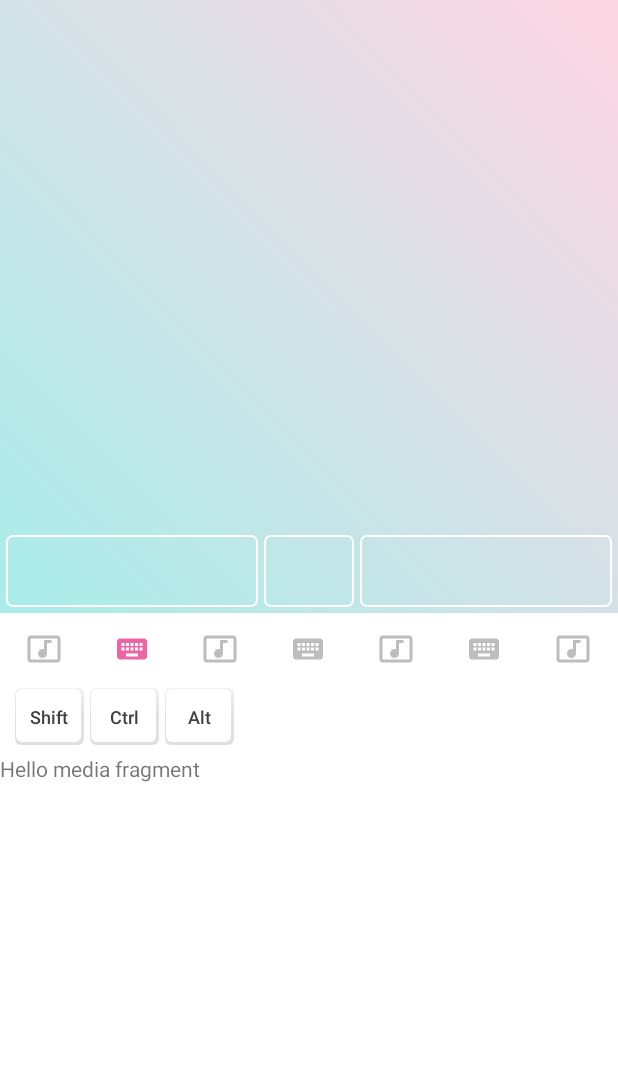
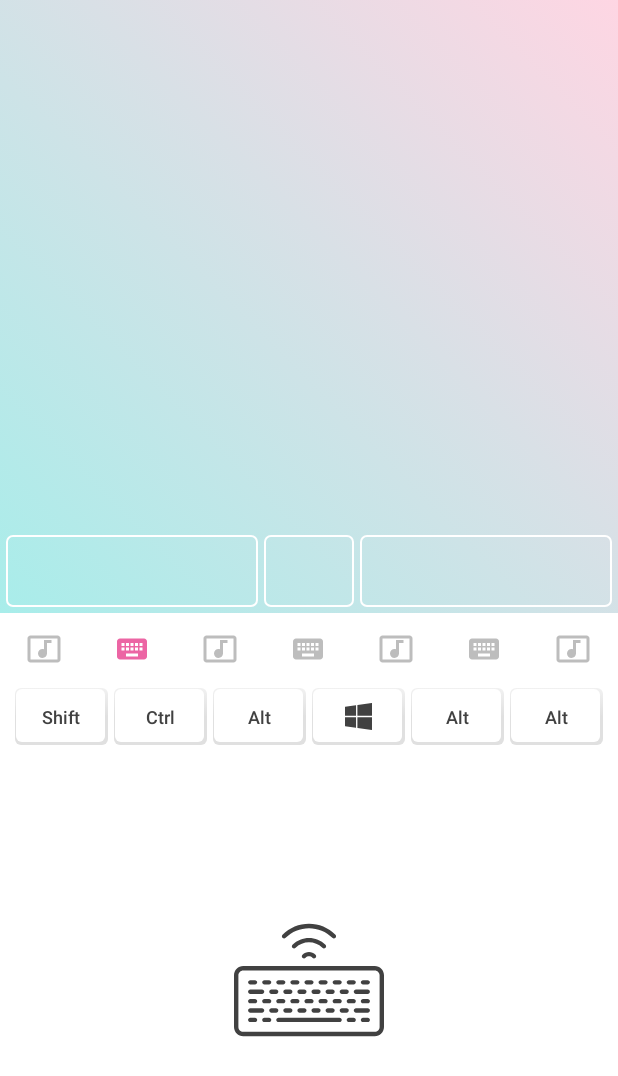
Before and after one commit to VladaMamutova/RemoteStick, an Android app: the ControlActivity screen opened directly, with no data from a screen before it, tab 2 chosen, on a phone screen of 412 x 824 dp. Shown: the top 1076 px of the screen. Run offline under Robolectric (Android 15) with nearby library versions, the phone set to English and light mode, and no system bars.

Commit message:
feat(client): add special keyboard fragment and some special key buttons

```diff
--- /dev/null
+++ b/RemoteStick/app/src/main/java/ru/vladamamutova/remotestick/SpecialKeyboardFragment.kt
@@ -0,0 +1,58 @@
+package ru.vladamamutova.remotestick
+
+import android.os.Bundle
+import androidx.fragment.app.Fragment
+import android.view.LayoutInflater
+import android.view.View
+import android.view.ViewGroup
+
+// TODO: Rename parameter arguments, choose names that match
+// the fragment initialization parameters, e.g. ARG_ITEM_NUMBER
+private const val ARG_PARAM1 = "param1"
+private const val ARG_PARAM2 = "param2"
+
+/**
+ * A simple [Fragment] subclass.
+ * Use the [SpecialKeyboardFragment.newInstance] factory method to
+ * create an instance of this fragment.
+ */
+class SpecialKeyboardFragment : Fragment() {
+    // TODO: Rename and change types of parameters
+    private var param1: String? = null
+    private var param2: String? = null
+
+    override fun onCreate(savedInstanceState: Bundle?) {
+        super.onCreate(savedInstanceState)
+        arguments?.let {
+            param1 = it.getString(ARG_PARAM1)
+            param2 = it.getString(ARG_PARAM2)
+        }
+    }
+
+    override fun onCreateView(
+        inflater: LayoutInflater, container: ViewGroup?,
+        savedInstanceState: Bundle?
+    ): View? {
+        // Inflate the layout for this fragment
+        return inflater.inflate(R.layout.fragment_special_keyboard, container, false)
+    }
+
+    companion object {
+        /**
+         * Use this factory method to create a new instance of
+         * this fragment using the provided parameters.
+         *
+         * @param param1 Parameter 1.
+         * @param param2 Parameter 2.
+         * @return A new instance of fragment SpecialKeyboardFragment.
+         */
+        @JvmStatic
+        fun newInstance(param1: String, param2: String) =
+            SpecialKeyboardFragment().apply {
+                arguments = Bundle().apply {
+                    putString(ARG_PARAM1, param1)
+                    putString(ARG_PARAM2, param2)
+                }
+            }
+    }
+}
--- a/RemoteStick/app/src/main/kotlin/ru/vladamamutova/remotestick/ui/activities/ControlActivity.kt
+++ b/RemoteStick/app/src/main/kotlin/ru/vladamamutova/remotestick/ui/activities/ControlActivity.kt
@@ -18,6 +18,7 @@ import com.google.android.material.tabs.TabLayout
 import com.google.android.material.tabs.TabLayout.OnTabSelectedListener
 import kotlinx.android.synthetic.main.activity_control.*
 import ru.vladamamutova.remotestick.R
+import ru.vladamamutova.remotestick.SpecialKeyboardFragment
 import ru.vladamamutova.remotestick.service.RemoteStickClient
 import ru.vladamamutova.remotestick.ui.adapters.ViewPagerAdapter
 import ru.vladamamutova.remotestick.ui.fragments.KeyboardFragment
@@ -45,7 +46,7 @@ class ControlActivity : AppCompatActivity(), OnBackPressedListener {
                 if (viewPager.visibility == View.GONE) {
                     viewPager.visibility = View.VISIBLE
                 }
-                if (tab.position == 2) {
+                if (tab.position == 1) {
                     toggleKeyboard()
                     isKeyboardVisible = true
                 }
@@ -53,14 +54,14 @@ class ControlActivity : AppCompatActivity(), OnBackPressedListener {
             }
 
             override fun onTabUnselected(tab: TabLayout.Tab?) {
-                if (tab?.position == 2) {
+                if (tab?.position == 1 && isKeyboardVisible) {
                     toggleKeyboard()
                     isKeyboardVisible = false
                 }
             }
 
             override fun onTabReselected(tab: TabLayout.Tab) {
-                if (tab.position == 2) {
+                if (tab.position == 1) {
                     toggleKeyboard()
                     isKeyboardVisible = false
                 }
@@ -112,13 +113,13 @@ class ControlActivity : AppCompatActivity(), OnBackPressedListener {
 
         // Добавляем вкладки.
         val adapter = ViewPagerAdapter(supportFragmentManager).apply {
-            addFragment(KeyboardFragment())
             addFragment(MediaFragment())
             addFragment(KeyboardFragment())
-            addFragment(KeyboardFragment())
-            addFragment(KeyboardFragment())
-            addFragment(KeyboardFragment())
-            addFragment(KeyboardFragment())
+            addFragment(SpecialKeyboardFragment())
+            addFragment(MediaFragment())
+            addFragment(MediaFragment())
+            addFragment(MediaFragment())
+            addFragment(MediaFragment())
         }
         this.adapter = adapter
     }
--- a/RemoteStick/app/src/main/kotlin/ru/vladamamutova/remotestick/ui/fragments/KeyboardFragment.kt
+++ b/RemoteStick/app/src/main/kotlin/ru/vladamamutova/remotestick/ui/fragments/KeyboardFragment.kt
@@ -8,32 +8,7 @@ import android.view.ViewGroup
 
 import ru.vladamamutova.remotestick.R
 
-// TODO: Rename parameter arguments, choose names that match
-// the fragment initialization parameters, e.g. ARG_ITEM_NUMBER
-private const val ARG_PARAM1 = "param1"
-private const val ARG_PARAM2 = "param2"
-
-/**
- * A simple [Fragment] subclass.
- * Activities that contain this fragment must implement the
- * [KeyboardFragment.OnFragmentInteractionListener] interface
- * to handle interaction events.
- * Use the [KeyboardFragment.newInstance] factory method to
- * create an instance of this fragment.
- */
 class KeyboardFragment : Fragment() {
-/*    // TODO: Rename and change types of parameters
-    private var param1: String? = null
-    private var param2: String? = null
-    private var listener: OnFragmentInteractionListener? = null
-
-    override fun onCreate(savedInstanceState: Bundle?) {
-        super.onCreate(savedInstanceState)
-        arguments?.let {
-            param1 = it.getString(ARG_PARAM1)
-            param2 = it.getString(ARG_PARAM2)
-        }
-    }*/
 
     override fun onCreateView(
         inflater: LayoutInflater, container: ViewGroup?,
@@ -43,60 +18,8 @@ class KeyboardFragment : Fragment() {
         return inflater.inflate(R.layout.fragment_keyboard, container, false)
     }
 
-
-   /* // TODO: Rename method, update argument and hook method into UI event
-    fun onButtonPressed(uri: Uri) {
-        listener?.onFragmentInteraction(uri)
-    }
-
-    override fun onAttach(context: Context) {
-        super.onAttach(context)
-        if (context is OnFragmentInteractionListener) {
-            listener = context
-        } else {
-            throw RuntimeException(context.toString() + " must implement OnFragmentInteractionListener")
-        }
-    }
-
-    override fun onDetach() {
-        super.onDetach()
-        listener = null
-    }
-*/
-    /**
-     * This interface must be implemented by activities that contain this
-     * fragment to allow an interaction in this fragment to be communicated
-     * to the activity and potentially other fragments contained in that
-     * activity.
-     *
-     *
-     * See the Android Training lesson [Communicating with Other Fragments]
-     * (http://developer.android.com/training/basics/fragments/communicating.html)
-     * for more information.
-     */
-   /* interface OnFragmentInteractionListener {
-        // TODO: Update argument type and name
-        fun onFragmentInteraction(uri: Uri)
-    }*/
-
     companion object {
-      /**
-         * Use this factory method to create a new instance of
-         * this fragment using the provided parameters.
-         *
-         * @param param1 Parameter 1.
-         * @param param2 Parameter 2.
-         * @return A new instance of fragment KeyboardFragment.
-         */
-        // TODO: Rename and change types and number of parameters
         @JvmStatic
         fun newInstance() = KeyboardFragment()
-        /*fun newInstance(param1: String, param2: String) =
-            KeyboardFragment().apply {
-                arguments = Bundle().apply {
-                    putString(ARG_PARAM1, param1)
-                    putString(ARG_PARAM2, param2)
-                }
-            }*/
     }
 }
--- /dev/null
+++ b/RemoteStick/app/src/main/res/drawable/ic_windows.xml
@@ -0,0 +1,18 @@
+<vector xmlns:android="http://schemas.android.com/apk/res/android"
+    android:width="18dp"
+    android:height="18dp"
+    android:viewportWidth="305"
+    android:viewportHeight="305">
+  <path
+      android:fillColor="#FF000000"
+      android:pathData="M139.999,25.775v116.724c0,1.381 1.119,2.5 2.5,2.5H302.46c1.381,0 2.5,-1.119 2.5,-2.5V2.5c0,-0.726 -0.315,-1.416 -0.864,-1.891c-0.548,-0.475 -1.275,-0.687 -1.996,-0.583L142.139,23.301C140.91,23.48 139.999,24.534 139.999,25.775z"/>
+  <path
+      android:fillColor="#FF000000"
+      android:pathData="M122.501,279.948c0.601,0 1.186,-0.216 1.644,-0.616c0.544,-0.475 0.856,-1.162 0.856,-1.884V162.5c0,-1.381 -1.119,-2.5 -2.5,-2.5H2.592c-0.663,0 -1.299,0.263 -1.768,0.732c-0.469,0.469 -0.732,1.105 -0.732,1.768l0.006,98.515c0,1.25 0.923,2.307 2.16,2.477l119.903,16.434C122.274,279.94 122.388,279.948 122.501,279.948z"/>
+  <path
+      android:fillColor="#FF000000"
+      android:pathData="M2.609,144.999h119.892c1.381,0 2.5,-1.119 2.5,-2.5V28.681c0,-0.722 -0.312,-1.408 -0.855,-1.883c-0.543,-0.475 -1.261,-0.693 -1.981,-0.594L2.164,42.5C0.923,42.669 -0.001,43.728 0,44.98l0.109,97.521C0.111,143.881 1.23,144.999 2.609,144.999z"/>
+  <path
+      android:fillColor="#FF000000"
+      android:pathData="M302.46,305c0.599,0 1.182,-0.215 1.64,-0.613c0.546,-0.475 0.86,-1.163 0.86,-1.887l0.04,-140c0,-0.663 -0.263,-1.299 -0.732,-1.768c-0.469,-0.469 -1.105,-0.732 -1.768,-0.732H142.499c-1.381,0 -2.5,1.119 -2.5,2.5v117.496c0,1.246 0.918,2.302 2.151,2.476l159.961,22.504C302.228,304.992 302.344,305 302.46,305z"/>
+</vector>
--- /dev/null
+++ b/RemoteStick/app/src/main/res/drawable/ic_wireless_keyboard.xml
@@ -0,0 +1,46 @@
+<vector android:height="100dp" android:viewportHeight="511.999"
+    android:viewportWidth="511.999" android:width="100dp" xmlns:android="http://schemas.android.com/apk/res/android">
+    <path android:fillColor="#FF000000" android:pathData="M278.308,169.563c-12.301,-12.301 -32.315,-12.301 -44.616,0c-2.929,2.929 -2.929,7.678 0,10.606c2.929,2.929 7.678,2.929 10.606,0c3.125,-3.125 7.281,-4.847 11.702,-4.847c4.421,0 8.576,1.722 11.702,4.847c1.464,1.464 3.384,2.197 5.303,2.197s3.839,-0.732 5.303,-2.197C281.237,177.24 281.237,172.491 278.308,169.563z"/>
+    <path android:fillColor="#FF000000" android:pathData="M312.317,135.553c-31.054,-31.054 -81.581,-31.054 -112.635,0c-2.929,2.929 -2.929,7.678 0,10.606c2.929,2.929 7.678,2.929 10.606,0c25.205,-25.205 66.217,-25.205 91.422,0c1.465,1.465 3.385,2.197 5.304,2.197s3.839,-0.732 5.303,-2.197C315.246,143.23 315.246,138.481 312.317,135.553z"/>
+    <path android:fillColor="#FF000000" android:pathData="M346.327,101.544C322.2,77.417 290.121,64.129 256,64.129c-34.121,0 -66.2,13.288 -90.327,37.415c-2.929,2.929 -2.929,7.678 0,10.606c2.929,2.929 7.678,2.929 10.606,0C197.574,90.856 225.886,79.129 256,79.129s58.426,11.728 79.721,33.021c1.464,1.464 3.384,2.197 5.303,2.197s3.839,-0.732 5.303,-2.197C349.256,109.221 349.256,104.472 346.327,101.544z"/>
+    <path android:fillColor="#FF000000" android:pathData="M480.452,208.419H31.548C14.152,208.419 0,222.572 0,239.968v176.355c0,17.396 14.152,31.548 31.548,31.548h448.903c17.396,0 31.548,-14.152 31.548,-31.548V239.968C512,222.572 497.848,208.419 480.452,208.419zM480.452,432.871H31.548c-9.125,0 -16.548,-7.424 -16.548,-16.548V239.968c0,-9.125 7.423,-16.548 16.548,-16.548h448.903c9.125,0 16.548,7.423 16.548,16.548v176.355H497C497,425.448 489.577,432.871 480.452,432.871z"/>
+    <path android:fillColor="#FF000000" android:pathData="M360.209,384.774H151.791c-4.142,0 -7.5,3.358 -7.5,7.5c0,4.142 3.358,7.5 7.5,7.5H360.21c4.142,0 7.5,-3.358 7.5,-7.5C367.71,388.132 364.352,384.774 360.209,384.774z"/>
+    <path android:fillColor="#FF000000" android:pathData="M239.968,352.709h-16.032c-4.142,0 -7.5,3.358 -7.5,7.5c0,4.142 3.357,7.5 7.5,7.5h16.032c4.142,0 7.5,-3.358 7.5,-7.5C247.468,356.067 244.11,352.709 239.968,352.709z"/>
+    <path android:fillColor="#FF000000" android:pathData="M143.774,352.709h-16.033c-4.142,0 -7.5,3.358 -7.5,7.5c0,4.142 3.358,7.5 7.5,7.5h16.033c4.143,0 7.5,-3.357 7.5,-7.5C151.274,356.067 147.916,352.709 143.774,352.709z"/>
+    <path android:fillColor="#FF000000" android:pathData="M191.871,352.709h-16.032c-4.142,0 -7.5,3.358 -7.5,7.5c0,4.142 3.358,7.5 7.5,7.5h16.032c4.142,0 7.5,-3.358 7.5,-7.5C199.371,356.067 196.013,352.709 191.871,352.709z"/>
+    <path android:fillColor="#FF000000" android:pathData="M95.677,352.709h-40.08c-4.142,0 -7.5,3.358 -7.5,7.5c0,4.142 3.358,7.5 7.5,7.5h40.081c4.141,0 7.499,-3.357 7.499,-7.5C103.177,356.067 99.819,352.709 95.677,352.709z"/>
+    <path android:fillColor="#FF000000" android:pathData="M456.403,352.71h-40.081c-4.142,0 -7.5,3.358 -7.5,7.5c0,4.142 3.358,7.5 7.5,7.5h40.081c4.142,0 7.5,-3.358 7.5,-7.5C463.903,356.068 460.545,352.71 456.403,352.71z"/>
+    <path android:fillColor="#FF000000" android:pathData="M456.403,320.645h-16.032c-4.142,0 -7.5,3.358 -7.5,7.5c0,4.142 3.358,7.5 7.5,7.5h16.032c4.142,0 7.5,-3.358 7.5,-7.5C463.903,324.003 460.545,320.645 456.403,320.645z"/>
+    <path android:fillColor="#FF000000" android:pathData="M456.403,384.774h-16.032c-4.142,0 -7.5,3.358 -7.5,7.5c0,4.142 3.358,7.5 7.5,7.5h16.032c4.142,0 7.5,-3.358 7.5,-7.5C463.903,388.132 460.545,384.774 456.403,384.774z"/>
+    <path android:fillColor="#FF000000" android:pathData="M336.161,352.709h-16.032c-4.142,0 -7.5,3.358 -7.5,7.5c0,4.142 3.358,7.5 7.5,7.5h16.032c4.142,0 7.5,-3.358 7.5,-7.5C343.661,356.067 340.303,352.709 336.161,352.709z"/>
+    <path android:fillColor="#FF000000" android:pathData="M384.258,352.709h-16.033c-4.142,0 -7.5,3.358 -7.5,7.5c0,4.142 3.358,7.5 7.5,7.5h16.033c4.142,0 7.5,-3.357 7.5,-7.5C391.758,356.067 388.4,352.709 384.258,352.709z"/>
+    <path android:fillColor="#FF000000" android:pathData="M408.307,384.774h-16.032c-4.142,0 -7.5,3.358 -7.5,7.5c0,4.142 3.358,7.5 7.5,7.5h16.032c4.142,0 7.5,-3.358 7.5,-7.5C415.807,388.132 412.449,384.774 408.307,384.774z"/>
+    <path android:fillColor="#FF000000" android:pathData="M119.726,384.774h-16.032c-4.142,0 -7.5,3.358 -7.5,7.5c0,4.142 3.358,7.5 7.5,7.5h16.032c4.142,0 7.5,-3.358 7.5,-7.5C127.226,388.132 123.868,384.774 119.726,384.774z"/>
+    <path android:fillColor="#FF000000" android:pathData="M71.629,384.774H55.597c-4.142,0 -7.5,3.358 -7.5,7.5c0,4.142 3.358,7.5 7.5,7.5h16.032c4.142,0 7.5,-3.358 7.5,-7.5C79.129,388.132 75.771,384.774 71.629,384.774z"/>
+    <path android:fillColor="#FF000000" android:pathData="M288.064,352.709h-16.032c-4.142,0 -7.5,3.358 -7.5,7.5c0,4.142 3.358,7.5 7.5,7.5h16.032c4.142,0 7.5,-3.358 7.5,-7.5C295.564,356.067 292.206,352.709 288.064,352.709z"/>
+    <path android:fillColor="#FF000000" android:pathData="M239.968,288.581h-16.032c-4.143,0 -7.5,3.357 -7.5,7.5c0,4.142 3.358,7.5 7.5,7.5h16.032c4.142,0 7.5,-3.358 7.5,-7.5C247.468,291.939 244.11,288.581 239.968,288.581z"/>
+    <path android:fillColor="#FF000000" android:pathData="M143.775,288.581h-16.033c-4.142,0 -7.5,3.357 -7.5,7.5c0,4.142 3.358,7.5 7.5,7.5h16.033c4.142,0 7.5,-3.358 7.5,-7.5C151.275,291.939 147.917,288.581 143.775,288.581z"/>
+    <path android:fillColor="#FF000000" android:pathData="M191.871,288.581h-16.032c-4.142,0 -7.5,3.357 -7.5,7.5c0,4.142 3.358,7.5 7.5,7.5h16.032c4.142,0 7.5,-3.358 7.5,-7.5C199.371,291.939 196.013,288.581 191.871,288.581z"/>
+    <path android:fillColor="#FF000000" android:pathData="M95.678,288.581H55.597c-4.142,0 -7.5,3.358 -7.5,7.5c0,4.142 3.358,7.5 7.5,7.5h40.081c4.142,0 7.5,-3.358 7.5,-7.5C103.178,291.939 99.82,288.581 95.678,288.581z"/>
+    <path android:fillColor="#FF000000" android:pathData="M456.403,288.581h-40.081c-4.142,0 -7.5,3.358 -7.5,7.5c0,4.142 3.358,7.5 7.5,7.5h40.081c4.142,0 7.5,-3.358 7.5,-7.5C463.903,291.939 460.545,288.581 456.403,288.581z"/>
+    <path android:fillColor="#FF000000" android:pathData="M336.161,288.581h-16.032c-4.142,0 -7.5,3.357 -7.5,7.5c0,4.142 3.358,7.5 7.5,7.5h16.032c4.142,0 7.5,-3.358 7.5,-7.5C343.661,291.939 340.303,288.581 336.161,288.581z"/>
+    <path android:fillColor="#FF000000" android:pathData="M384.259,288.581h-16.033c-4.143,0 -7.5,3.357 -7.5,7.5c0,4.142 3.358,7.5 7.5,7.5h16.033c4.142,0 7.5,-3.358 7.5,-7.5C391.759,291.939 388.401,288.581 384.259,288.581z"/>
+    <path android:fillColor="#FF000000" android:pathData="M288.064,288.581h-16.032c-4.142,0 -7.5,3.357 -7.5,7.5c0,4.142 3.358,7.5 7.5,7.5h16.032c4.142,0 7.5,-3.358 7.5,-7.5C295.564,291.939 292.206,288.581 288.064,288.581z"/>
+    <path android:fillColor="#FF000000" android:pathData="M264.016,320.645h-16.032c-4.142,0 -7.5,3.358 -7.5,7.5c0,4.142 3.358,7.5 7.5,7.5h16.032c4.142,0 7.5,-3.358 7.5,-7.5C271.516,324.003 268.158,320.645 264.016,320.645z"/>
+    <path android:fillColor="#FF000000" android:pathData="M167.823,320.645h-16.032c-4.142,0 -7.5,3.358 -7.5,7.5c0,4.142 3.358,7.5 7.5,7.5h16.032c4.142,0 7.5,-3.358 7.5,-7.5C175.323,324.003 171.965,320.645 167.823,320.645z"/>
+    <path android:fillColor="#FF000000" android:pathData="M71.629,320.645H55.597c-4.142,0 -7.5,3.358 -7.5,7.5c0,4.142 3.358,7.5 7.5,7.5h16.032c4.142,0 7.5,-3.358 7.5,-7.5C79.129,324.003 75.771,320.645 71.629,320.645z"/>
+    <path android:fillColor="#FF000000" android:pathData="M215.919,320.645h-16.032c-4.142,0 -7.5,3.358 -7.5,7.5c0,4.142 3.358,7.5 7.5,7.5h16.032c4.142,0 7.5,-3.358 7.5,-7.5C223.419,324.003 220.061,320.645 215.919,320.645z"/>
+    <path android:fillColor="#FF000000" android:pathData="M360.209,320.645h-16.032c-4.142,0 -7.5,3.358 -7.5,7.5c0,4.142 3.358,7.5 7.5,7.5h16.032c4.142,0 7.5,-3.358 7.5,-7.5C367.709,324.003 364.351,320.645 360.209,320.645z"/>
+    <path android:fillColor="#FF000000" android:pathData="M408.306,320.645h-16.032c-4.142,0 -7.5,3.358 -7.5,7.5c0,4.142 3.358,7.5 7.5,7.5h16.032c4.142,0 7.5,-3.358 7.5,-7.5C415.806,324.003 412.448,320.645 408.306,320.645z"/>
+    <path android:fillColor="#FF000000" android:pathData="M119.725,320.645h-16.032c-4.142,0 -7.5,3.358 -7.5,7.5c0,4.142 3.358,7.5 7.5,7.5h16.032c4.142,0 7.5,-3.358 7.5,-7.5C127.225,324.003 123.867,320.645 119.725,320.645z"/>
+    <path android:fillColor="#FF000000" android:pathData="M312.113,320.645h-16.032c-4.142,0 -7.5,3.358 -7.5,7.5c0,4.142 3.358,7.5 7.5,7.5h16.032c4.142,0 7.5,-3.358 7.5,-7.5C319.613,324.003 316.255,320.645 312.113,320.645z"/>
+    <path android:fillColor="#FF000000" android:pathData="M264.016,256.516h-16.032c-4.142,0 -7.5,3.358 -7.5,7.5c0,4.142 3.358,7.5 7.5,7.5h16.032c4.142,0 7.5,-3.358 7.5,-7.5C271.516,259.874 268.158,256.516 264.016,256.516z"/>
+    <path android:fillColor="#FF000000" android:pathData="M167.823,256.516h-16.032c-4.142,0 -7.5,3.358 -7.5,7.5c0,4.142 3.357,7.5 7.5,7.5h16.032c4.142,0 7.5,-3.358 7.5,-7.5C175.323,259.874 171.965,256.516 167.823,256.516z"/>
+    <path android:fillColor="#FF000000" android:pathData="M215.919,256.516h-16.032c-4.142,0 -7.5,3.358 -7.5,7.5c0,4.142 3.358,7.5 7.5,7.5h16.032c4.142,0 7.5,-3.358 7.5,-7.5C223.419,259.874 220.061,256.516 215.919,256.516z"/>
+    <path android:fillColor="#FF000000" android:pathData="M360.209,256.516h-16.032c-4.142,0 -7.5,3.358 -7.5,7.5c0,4.142 3.358,7.5 7.5,7.5h16.032c4.142,0 7.5,-3.358 7.5,-7.5C367.709,259.874 364.351,256.516 360.209,256.516z"/>
+    <path android:fillColor="#FF000000" android:pathData="M408.306,256.516h-16.032c-4.142,0 -7.5,3.358 -7.5,7.5c0,4.142 3.358,7.5 7.5,7.5h16.032c4.142,0 7.5,-3.358 7.5,-7.5C415.806,259.874 412.448,256.516 408.306,256.516z"/>
+    <path android:fillColor="#FF000000" android:pathData="M119.725,256.516h-16.032c-4.142,0 -7.5,3.358 -7.5,7.5c0,4.142 3.358,7.5 7.5,7.5h16.032c4.142,0 7.5,-3.358 7.5,-7.5C127.225,259.874 123.867,256.516 119.725,256.516z"/>
+    <path android:fillColor="#FF000000" android:pathData="M71.629,256.516H55.597c-4.142,0 -7.5,3.358 -7.5,7.5c0,4.142 3.358,7.5 7.5,7.5h16.032c4.142,0 7.5,-3.358 7.5,-7.5C79.129,259.874 75.771,256.516 71.629,256.516z"/>
+    <path android:fillColor="#FF000000" android:pathData="M456.403,256.516h-16.032c-4.142,0 -7.5,3.358 -7.5,7.5c0,4.142 3.358,7.5 7.5,7.5h16.032c4.142,0 7.5,-3.358 7.5,-7.5C463.903,259.874 460.545,256.516 456.403,256.516z"/>
+    <path android:fillColor="#FF000000" android:pathData="M312.113,256.516h-16.032c-4.142,0 -7.5,3.358 -7.5,7.5c0,4.142 3.357,7.5 7.5,7.5h16.032c4.142,0 7.5,-3.358 7.5,-7.5C319.613,259.874 316.255,256.516 312.113,256.516z"/>
+</vector>
--- a/RemoteStick/app/src/main/res/layout/activity_control.xml
+++ b/RemoteStick/app/src/main/res/layout/activity_control.xml
@@ -96,25 +96,45 @@
                       android:orientation="vertical"
                       android:layout_below="@id/tabs">
 
-            <LinearLayout android:id="@+id/specialKeysPanel"
+            <TableLayout android:id="@+id/specialKeysPanel"
                          android:layout_width="match_parent"
                          android:layout_height="46dp"
-                          android:orientation="horizontal"
+                         android:stretchColumns="*"
                          android:paddingStart="@dimen/medium_intent"
                          android:paddingEnd="@dimen/medium_intent">
-
+                <TableRow>
                     <Button android:id="@+id/shiftButton"
                             style="@style/SpecialKeyButton"
-                        android:text="Shift"/>
+                            android:text="@string/shift"
+                            android:layout_column="0"/>
 
                     <Button android:id="@+id/ctrlButton"
                             style="@style/SpecialKeyButton"
-                        android:text="Ctrl"/>
+                            android:text="@string/ctrl"
+                            android:layout_column="1"/>
 
                     <Button android:id="@+id/altButton"
                             style="@style/SpecialKeyButton"
-                        android:text="Alt"/>
-            </LinearLayout>
+                            android:text="@string/alt"
+                            android:layout_column="2"/>
+
+                    <ImageButton android:id="@+id/winButton"
+                                 style="@style/SpecialKeyButton"
+                                 android:src="@drawable/ic_windows"
+                                 android:tint="@color/darkText"
+                                 android:layout_column="3"/>
+
+                    <Button android:id="@+id/Button1"
+                            style="@style/SpecialKeyButton"
+                            android:text="@string/alt"
+                            android:layout_column="4"/>
+
+                    <Button android:id="@+id/Button2"
+                            style="@style/SpecialKeyButton"
+                            android:text="@string/alt"
+                            android:layout_column="5"/>
+                </TableRow>
+            </TableLayout>
 
             <ru.vladamamutova.remotestick.ui.custom.NonScrollableViewPager
                     android:id="@+id/viewPager"
--- a/RemoteStick/app/src/main/res/layout/fragment_keyboard.xml
+++ b/RemoteStick/app/src/main/res/layout/fragment_keyboard.xml
@@ -5,9 +5,13 @@
              android:layout_height="match_parent"
              tools:context=".ui.fragments.KeyboardFragment">
 
-    <TextView
-            android:layout_width="match_parent"
-            android:layout_height="match_parent"
-            android:text="Hello, blank fragment!"/>
+    <androidx.appcompat.widget.AppCompatImageView
+            android:layout_width="wrap_content"
+            android:layout_height="wrap_content"
+            android:layout_gravity="center"
+            android:src="@drawable/ic_wireless_keyboard"
+            android:tint="@color/darkText"
+            android:layout_marginTop="-10dp"
+    />
 
 </FrameLayout>
--- /dev/null
+++ b/RemoteStick/app/src/main/res/layout/fragment_special_keyboard.xml
@@ -0,0 +1,43 @@
+<?xml version="1.0" encoding="utf-8"?>
+<TableLayout xmlns:android="http://schemas.android.com/apk/res/android"
+             xmlns:tools="http://schemas.android.com/tools"
+             android:layout_width="match_parent"
+             android:layout_height="match_parent"
+             tools:context=".SpecialKeyboardFragment"
+             android:stretchColumns="*"
+             android:paddingStart="@dimen/medium_intent"
+             android:paddingEnd="@dimen/medium_intent">
+
+    <TableRow>
+        <Button android:id="@+id/shiftButton"
+                style="@style/SpecialKeyButton"
+                android:text="@string/shift"
+                android:layout_column="0"/>
+
+        <Button android:id="@+id/ctrlButton"
+                style="@style/SpecialKeyButton"
+                android:text="@string/ctrl"
+                android:layout_column="1"/>
+
+        <Button android:id="@+id/altButton"
+                style="@style/SpecialKeyButton"
+                android:text="@string/alt"
+                android:layout_column="2"/>
+
+        <ImageButton android:id="@+id/winButton"
+                     style="@style/SpecialKeyButton"
+                     android:src="@drawable/ic_windows"
+                     android:tint="@color/darkText"
+                     android:layout_column="3"/>
+
+        <Button android:id="@+id/Button1"
+                style="@style/SpecialKeyButton"
+                android:text="@string/alt"
+                android:layout_column="4"/>
+
+        <Button android:id="@+id/Button2"
+                style="@style/SpecialKeyButton"
+                android:text="@string/alt"
+                android:layout_column="5"/>
+    </TableRow>
+</TableLayout>
--- a/RemoteStick/app/src/main/res/values/strings.xml
+++ b/RemoteStick/app/src/main/res/values/strings.xml
@@ -10,4 +10,7 @@
     <!-- TODO: Remove or change this placeholder text -->
     <string name="hello_blank_fragment">Hello blank fragment</string>
     <string name="hello_media_fragment">Hello media fragment</string>
+    <string name="shift">Shift</string>
+    <string name="ctrl">Ctrl</string>
+    <string name="alt">Alt</string>
 </resources>
```
Lines whose indentation alone changed are shown as unchanged.
